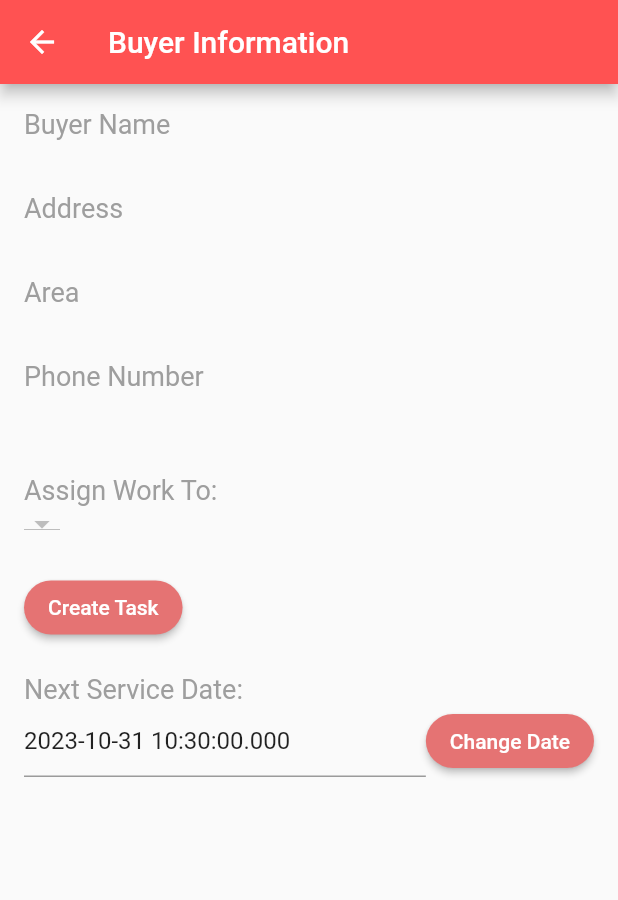
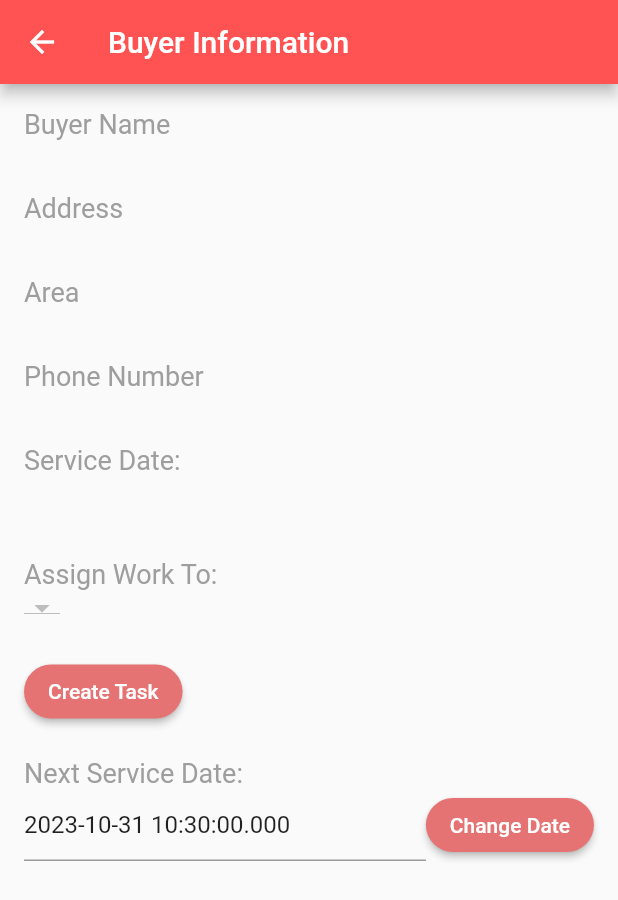
Before and after one commit to shramitgupta/battery_seller_app, a Flutter app: the BuyerInformationPage screen opened directly with empty values, on a phone screen of 412 x 824 dp. Shown: the top 900 px of the screen. Run offline on Flutter 3.47's test engine with Material 2 defaults, Android fonts, the phone set to English and light mode, and no system bars; our stand-ins replace cloud_firestore, firebase_auth, firebase_core, flutter_spinkit, rxdart; accounts and stored records are empty.

```diff
--- a/lib/admin_homescreen/admin_homescreen/admin_todays_works/admin_buyerinfopage.dart
+++ b/lib/admin_homescreen/admin_homescreen/admin_todays_works/admin_buyerinfopage.dart
@@ -32,6 +32,7 @@ class _BuyerInformationPageState extends State<BuyerInformationPage> {
   String status = 'Task Assigned';
   double money = 0;
   String done = '';
+  String reason = '';
   DateTime? nextServiceDate;
   final nextServiceDateController = TextEditingController();
 
@@ -71,6 +72,7 @@ class _BuyerInformationPageState extends State<BuyerInformationPage> {
         nextServiceDate = (productData['next_service'] as Timestamp?)?.toDate();
         nextServiceDateController.text =
             nextServiceDate?.toLocal().toString() ?? '';
+        reason = productData['next_service_reason'];
       });
     }
   }
@@ -107,6 +109,10 @@ class _BuyerInformationPageState extends State<BuyerInformationPage> {
             _buildInfoItem("Address", widget.address),
             _buildInfoItem("Area", widget.area),
             _buildInfoItem("Phone Number", widget.phoneNo),
+            _buildInfoItem(
+              "Service Date:",
+              reason,
+            ),
             SizedBox(height: 20),
             Column(
               crossAxisAlignment: CrossAxisAlignment.start,
```
